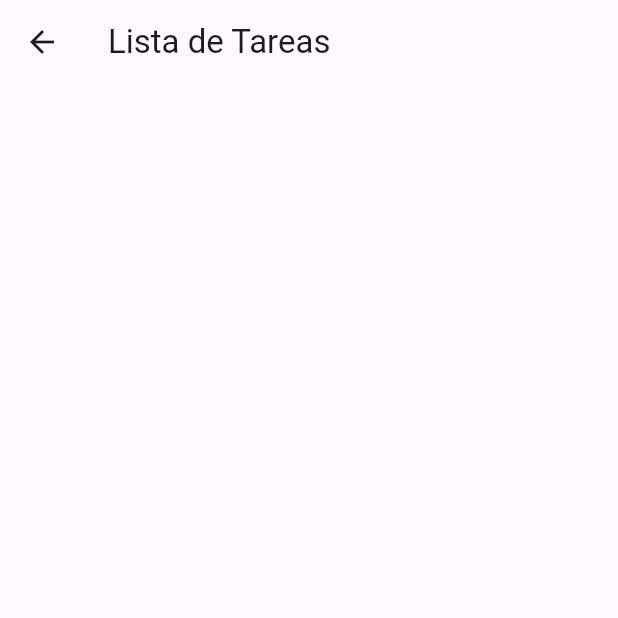
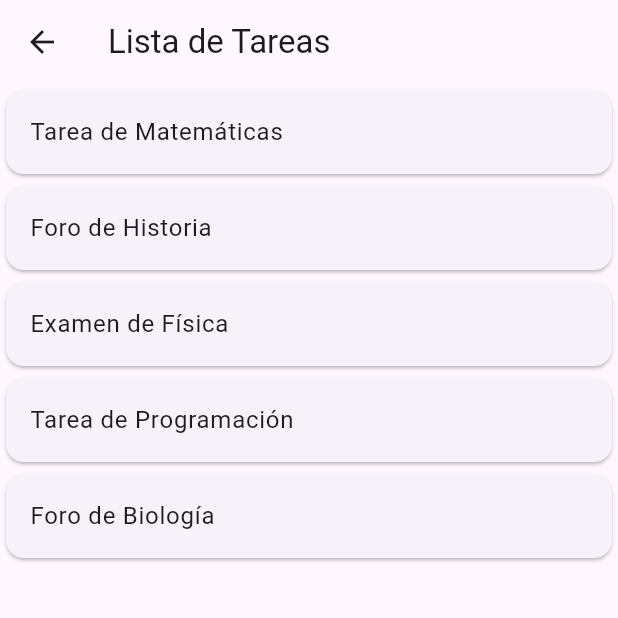
Before and after one commit to YMEZA97/examen1_ceutec, a Flutter app: the TaskUi screen opened by its route, on a phone screen of 412 x 824 dp, the top half of it. Run offline on Flutter 3.47's test engine with Material 3 defaults, Android fonts, the phone set to English and light mode, and no system bars; our stand-ins replace go_router.

Commit message:
Pagina de Tareas 0.4 Retorno de lista utilizando card

```diff
--- a/lib/pages/task/task_ui.dart
+++ b/lib/pages/task/task_ui.dart
@@ -26,9 +26,9 @@ class _TaskUiState extends State<TaskUi> {
       ),
 
 body: ListView.builder(
-  itemCount: 1,
+  itemCount: tasks.length,
   itemBuilder: (BuildContext context, int index) {
-    return ;
+    return Card(child: ListTile(title: Text(tasks[index]),),);
   },
 ),
 
```
